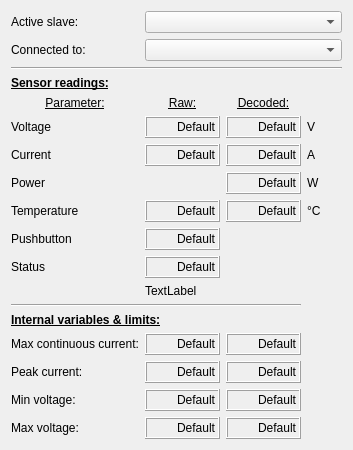
Before: the Qt Designer form ui/w_battery.ui in JFDuval/flexsea-plan, drawn with Qt 5.
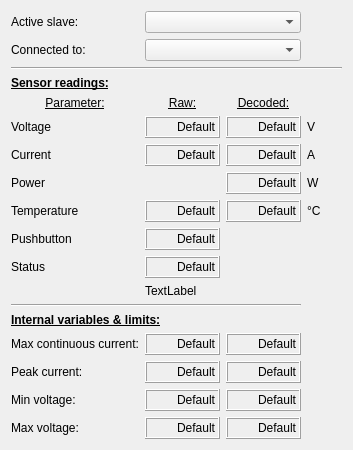
After: the same form once the commit is applied.

Diff of the .ui file:
```diff
--- a/ui/w_battery.ui
+++ b/ui/w_battery.ui
@@ -900,8 +900,8 @@
        </property>
       </widget>
      </item>
-     <item row="0" column="1" colspan="3">
-      <widget class="QComboBox" name="comboBox_slave">
+     <item row="1" column="1" colspan="2">
+      <widget class="QComboBox" name="comboBox_slaveM">
        <property name="sizePolicy">
         <sizepolicy hsizetype="Preferred" vsizetype="Preferred">
          <horstretch>0</horstretch>
@@ -910,8 +910,8 @@
        </property>
       </widget>
      </item>
-     <item row="1" column="1" colspan="3">
-      <widget class="QComboBox" name="comboBox_slaveM">
+     <item row="0" column="1" colspan="2">
+      <widget class="QComboBox" name="comboBox_slave">
        <property name="sizePolicy">
         <sizepolicy hsizetype="Preferred" vsizetype="Preferred">
          <horstretch>0</horstretch>
```
